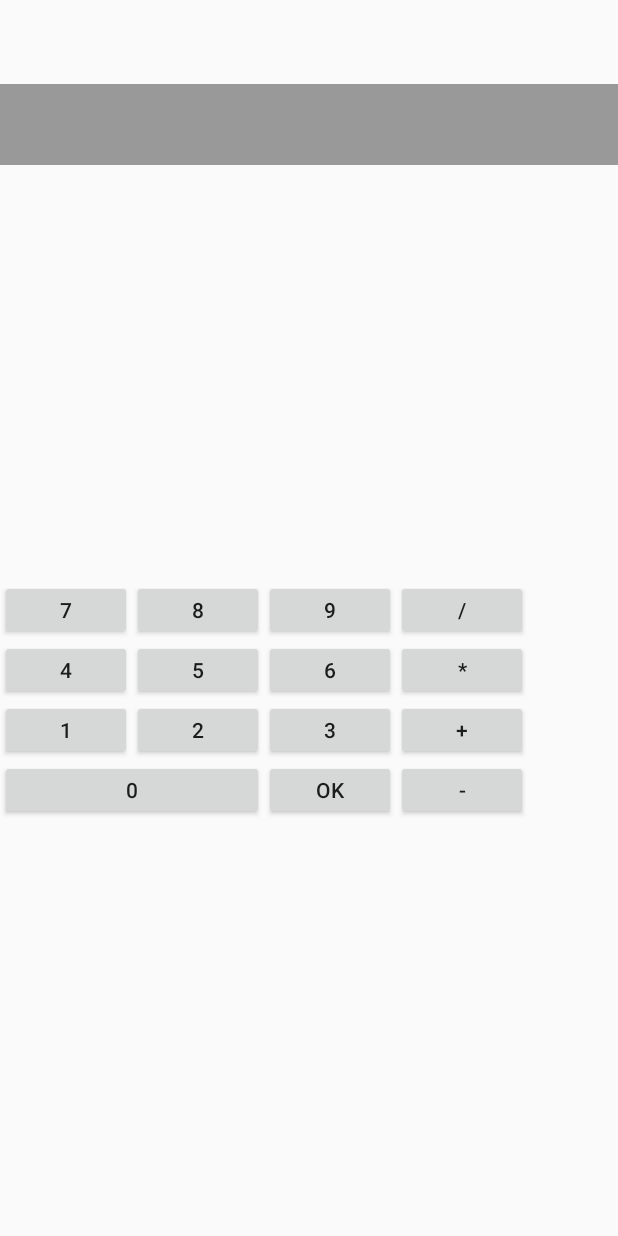
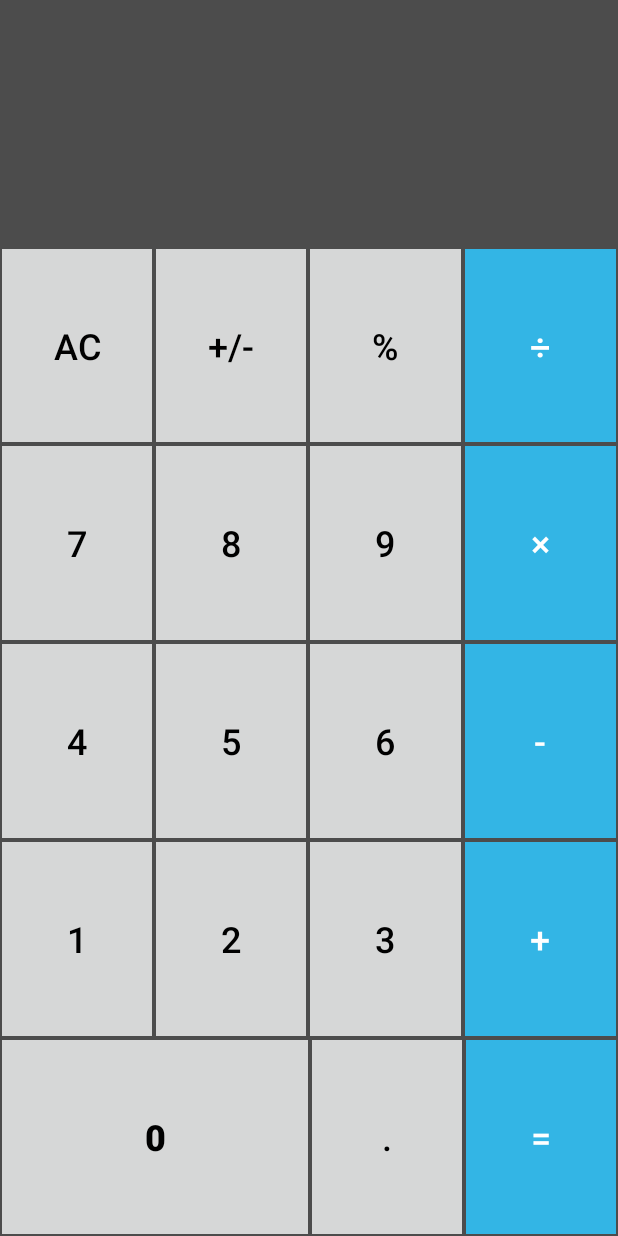
Before and after one commit to itogenta/MoneyControl, an Android app: the layout calculator_layout.xml on its own in the app's theme, with its tools: preview values and no code run, on a phone screen of 412 x 824 dp. Run offline under Robolectric (Android 15) with nearby library versions, the phone set to English and light mode, and no system bars.

Commit message:
電卓の一時的j完成
＝を保存ボタンにしてデータベースに格納する。

```diff
--- a/app/src/main/AndroidManifest.xml
+++ b/app/src/main/AndroidManifest.xml
@@ -16,7 +16,7 @@
                 <category android:name="android.intent.category.LAUNCHER"/>
             </intent-filter>
         </activity>
-        <activity android:name=".Calculator$CaluculaterActivity"></activity>
+        <activity android:name=".Calculator"></activity>
     </application>
 
 </manifest>
--- a/app/src/main/res/layout/calculator_layout.xml
+++ b/app/src/main/res/layout/calculator_layout.xml
@@ -1,174 +1,38 @@
-<?xml version="1.0" encoding="utf-8"?>
+<RelativeLayout
+    xmlns:android="http://schemas.android.com/apk/res/android"
+    xmlns:tools="http://schemas.android.com/tools"
+    android:layout_width="match_parent"
+    android:layout_height="match_parent"
+    tools:context="com.itou.moneycontrol.Calculator">
 
-<LinearLayout xmlns:android="http://schemas.android.com/apk/res/android"
-              android:orientation="vertical"
-              android:layout_width="match_parent"
-              android:layout_height="match_parent"
-              android:weightSum="1">
-
-    <android.support.v7.widget.Toolbar
-        android:id="@+id/toolbar"
-        android:layout_width="match_parent"
-        android:layout_height="wrap_content"
-        android:theme="@style/ThemeOverlay.AppCompat.ActionBar"/>
-
-
-    <TextView
-        android:id="@+id/textView"
-        android:layout_width="fill_parent"
-        android:layout_height="wrap_content"
-        android:background="#999999"
-        android:gravity="right"
-        android:text=""
-        android:textColor="#f39800"
-        android:textSize="40dip"/>
-
-
-    <TableLayout
-        style="?attr/actionBarStyle"
+    <LinearLayout
         android:layout_width="match_parent"
         android:layout_height="match_parent"
-        >
+        android:orientation="vertical">
 
-        <TableRow
-            android:id="@+id/tableRow1"
+        <EditText
+            android:id="@+id/editText"
             android:layout_width="match_parent"
-            android:layout_height="match_parent">
+            android:layout_height="0dp"
+            android:layout_weight="0.2"
+            android:background="#4c4c4c"
+            android:clickable="false"
+            android:cursorVisible="false"
+            android:ems="10"
+            android:focusable="false"
+            android:focusableInTouchMode="false"
+            android:inputType="textPersonName"
+            android:paddingLeft="15dp"
+            android:textColor="@android:color/white"
+            android:textSize="30sp" />
 
-            <Button
-                android:id="@+id/button1"
-                android:layout_width="wrap_content"
-                android:layout_height="40dp"
-                android:text="7"
-                />
+        <include
+            layout="@layout/ten_key"
+            android:layout_width="match_parent"
+            android:layout_height="0dp"
+            android:layout_weight="0.8"
+            tools:layout_editor_absoluteX="8dp"
+            tools:layout_editor_absoluteY="0dp" />
+    </LinearLayout>
 
-            <Button
-                android:id="@+id/button2"
-                android:layout_width="wrap_content"
-                android:layout_height="40dp"
-                android:text="8"
-                />
-
-            <Button
-                android:id="@+id/button3"
-                android:layout_width="wrap_content"
-                android:layout_height="40dp"
-                android:text="9"
-                />
-
-            <Button
-                android:id="@+id/buttonDivi"
-                android:layout_width="wrap_content"
-                android:layout_height="40dp"
-                android:text="/"
-                />
-
-
-        </TableRow>
-
-
-        <TableRow
-            android:id="@+id/tableRow2"
-            style="?attr/actionBarStyle"
-            android:layout_width="match_parent"
-            android:layout_height="match_parent">
-
-            <Button
-                android:id="@+id/button4"
-                android:layout_width="wrap_content"
-                android:layout_height="40dp"
-                android:text="4"
-                />
-
-            <Button
-                android:id="@+id/button5"
-                android:layout_width="wrap_content"
-                android:layout_height="40dp"
-                android:text="5"
-                />
-
-            <Button
-                android:id="@+id/button6"
-                android:layout_width="wrap_content"
-                android:layout_height="40dp"
-                android:text="6"
-                />
-
-            <Button
-                android:id="@+id/buttonMult"
-                android:layout_width="wrap_content"
-                android:layout_height="40dp"
-                android:text="*"
-                />
-        </TableRow>
-
-
-        <TableRow
-            android:id="@+id/tableRow3"
-            style="?attr/actionBarStyle"
-            android:layout_width="match_parent"
-            android:layout_height="match_parent">
-
-            <Button
-                android:id="@+id/button7"
-                android:layout_width="wrap_content"
-                android:layout_height="40dp"
-                android:text="1"
-                />
-
-            <Button
-                android:id="@+id/button8"
-                android:layout_width="wrap_content"
-                android:layout_height="40dp"
-                android:text="2"
-                />
-
-            <Button
-                android:id="@+id/button9"
-                android:layout_width="wrap_content"
-                android:layout_height="40dp"
-                android:text="3"
-                />
-
-            <Button
-                android:id="@+id/buttonPlus"
-                android:layout_width="wrap_content"
-                android:layout_height="40dp"
-                android:text="+"
-                />
-        </TableRow>
-
-        <TableRow
-            android:id="@+id/tableRow4"
-            style="?attr/actionBarStyle"
-            android:layout_width="match_parent"
-            android:layout_height="40dp">
-
-            <Button
-                android:id="@+id/button0"
-                android:layout_width="wrap_content"
-                android:layout_height="40dp"
-                android:layout_span="2"
-                android:text="0"
-                />
-
-            <Button
-                android:id="@+id/buttonOk"
-                android:layout_width="wrap_content"
-                android:layout_height="40dp"
-                android:text="OK"
-                />
-
-            <Button
-                android:id="@+id/buttonMinus"
-                android:layout_width="wrap_content"
-                android:layout_height="40dp"
-                android:layout_column="3"
-                android:text="-"
-                />
-        </TableRow>
-
-
-    </TableLayout>
-
-</LinearLayout>
+</RelativeLayout>
--- /dev/null
+++ b/app/src/main/res/layout/ten_key.xml
@@ -0,0 +1,276 @@
+<?xml version="1.0" encoding="utf-8"?>
+<TableLayout xmlns:android="http://schemas.android.com/apk/res/android"
+             xmlns:tools="http://schemas.android.com/tools"
+             android:layout_width="match_parent"
+             android:layout_height="match_parent"
+             android:background="#4c4c4c">
+
+
+    <TableRow
+        style="?attr/actionBarStyle"
+        android:layout_width="match_parent"
+        android:layout_height="0dp"
+        android:layout_weight="0.15">
+
+        <Button
+            android:id="@+id/button_clear"
+            style="?attr/buttonBarButtonStyle"
+            android:layout_width="0dp"
+            android:layout_height="match_parent"
+            android:layout_margin="1dp"
+            android:layout_weight="0.5"
+            android:background="?android:attr/colorButtonNormal"
+            android:text="AC"
+            android:textColor="@android:color/black"
+            android:textSize="24sp" />
+
+        <Button
+            android:id="@+id/button_add_sub"
+            style="?attr/buttonBarButtonStyle"
+            android:layout_width="0dp"
+            android:layout_height="match_parent"
+            android:layout_margin="1dp"
+            android:layout_weight="0.5"
+            android:background="?android:attr/colorButtonNormal"
+            android:text="+/-"
+            android:textColor="@android:color/black"
+            android:textSize="24sp" />
+
+        <Button
+            android:id="@+id/button_percent"
+            style="?attr/buttonBarButtonStyle"
+            android:layout_width="0dp"
+            android:layout_height="match_parent"
+            android:layout_margin="1dp"
+            android:layout_weight="0.5"
+            android:background="?android:attr/colorButtonNormal"
+            android:text="%"
+            android:textColor="@android:color/black"
+            android:textSize="24sp" />
+
+        <Button
+            android:id="@+id/button_div"
+            style="?attr/buttonBarButtonStyle"
+            android:layout_width="0dp"
+            android:layout_height="match_parent"
+            android:layout_margin="1dp"
+            android:layout_weight="0.5"
+            android:background="@android:color/holo_blue_light"
+            android:text="÷"
+            android:textColor="@android:color/white"
+            android:textSize="24sp"/>
+
+    </TableRow>
+
+    <TableRow
+        style="?attr/actionBarStyle"
+        android:layout_width="match_parent"
+        android:layout_height="0dp"
+        android:layout_weight="0.15">
+
+        <Button
+            android:id="@+id/button_7"
+            style="?attr/buttonBarButtonStyle"
+            android:layout_width="0dp"
+            android:layout_height="match_parent"
+            android:layout_margin="1dp"
+            android:layout_weight="0.5"
+            android:background="?android:attr/colorButtonNormal"
+            android:text="7"
+            android:textColor="@android:color/black"
+            android:textSize="24sp" />
+
+        <Button
+            android:id="@+id/button_8"
+            style="?attr/buttonBarButtonStyle"
+            android:layout_width="0dp"
+            android:layout_height="match_parent"
+            android:layout_margin="1dp"
+            android:layout_weight="0.5"
+            android:background="?android:attr/colorButtonNormal"
+            android:text="8"
+            android:textColor="@android:color/black"
+            android:textSize="24sp" />
+
+        <Button
+            android:id="@+id/button_9"
+            style="?attr/buttonBarButtonStyle"
+            android:layout_width="0dp"
+            android:layout_height="match_parent"
+            android:layout_margin="1dp"
+            android:layout_weight="0.5"
+            android:background="?android:attr/colorButtonNormal"
+            android:text="9"
+            android:textColor="@android:color/black"
+            android:textSize="24sp" />
+
+        <Button
+            android:id="@+id/button_multiply"
+            style="?attr/buttonBarButtonStyle"
+            android:layout_width="0dp"
+            android:layout_height="match_parent"
+            android:layout_margin="1dp"
+            android:layout_weight="0.5"
+            android:background="@android:color/holo_blue_light"
+            android:text="×"
+            android:textColor="@android:color/white"
+            android:textSize="24sp"/>
+
+    </TableRow>
+
+    <TableRow
+        style="?attr/actionBarStyle"
+        android:layout_width="match_parent"
+        android:layout_height="0dp"
+        android:layout_weight="0.15">
+
+        <Button
+            android:id="@+id/button_4"
+            style="?attr/buttonBarButtonStyle"
+            android:layout_width="0dp"
+            android:layout_height="match_parent"
+            android:layout_margin="1dp"
+            android:layout_weight="0.5"
+            android:background="?android:attr/colorButtonNormal"
+            android:text="4"
+            android:textColor="@android:color/black"
+            android:textSize="24sp" />
+
+        <Button
+            android:id="@+id/button_5"
+            style="?attr/buttonBarButtonStyle"
+            android:layout_width="0dp"
+            android:layout_height="match_parent"
+            android:layout_margin="1dp"
+            android:layout_weight="0.5"
+            android:background="?android:attr/colorButtonNormal"
+            android:text="5"
+            android:textColor="@android:color/black"
+            android:textSize="24sp" />
+
+        <Button
+            android:id="@+id/button_6"
+            style="?attr/buttonBarButtonStyle"
+            android:layout_width="0dp"
+            android:layout_height="match_parent"
+            android:layout_margin="1dp"
+            android:layout_weight="0.5"
+            android:background="?android:attr/colorButtonNormal"
+            android:text="6"
+            android:textColor="@android:color/black"
+            android:textSize="24sp" />
+
+        <Button
+            android:id="@+id/button_sub"
+            style="?attr/buttonBarButtonStyle"
+            android:layout_width="0dp"
+            android:layout_height="match_parent"
+            android:layout_margin="1dp"
+            android:layout_weight="0.5"
+            android:background="@android:color/holo_blue_light"
+            android:text="-"
+            android:textColor="@android:color/white"
+            android:textSize="24sp"/>
+
+    </TableRow>
+
+    <TableRow
+        style="?attr/actionBarStyle"
+        android:layout_width="match_parent"
+        android:layout_height="0dp"
+        android:layout_weight="0.15">
+
+        <Button
+            android:id="@+id/button_1"
+            style="?attr/buttonBarButtonStyle"
+            android:layout_width="0dp"
+            android:layout_height="match_parent"
+            android:layout_margin="1dp"
+            android:layout_weight="0.5"
+            android:background="?android:attr/colorButtonNormal"
+            android:text="1"
+            android:textColor="@android:color/black"
+            android:textSize="24sp" />
+
+        <Button
+            android:id="@+id/button_2"
+            style="?attr/buttonBarButtonStyle"
+            android:layout_width="0dp"
+            android:layout_height="match_parent"
+            android:layout_margin="1dp"
+            android:layout_weight="0.5"
+            android:background="?android:attr/colorButtonNormal"
+            android:text="2"
+            android:textColor="@android:color/black"
+            android:textSize="24sp" />
+
+        <Button
+            android:id="@+id/button_3"
+            style="?attr/buttonBarButtonStyle"
+            android:layout_width="0dp"
+            android:layout_height="match_parent"
+            android:layout_margin="1dp"
+            android:layout_weight="0.5"
+            android:background="?android:attr/colorButtonNormal"
+            android:text="3"
+            android:textColor="@android:color/black"
+            android:textSize="24sp" />
+
+        <Button
+            android:id="@+id/button_add"
+            style="?attr/buttonBarButtonStyle"
+            android:layout_width="0dp"
+            android:layout_height="match_parent"
+            android:layout_margin="1dp"
+            android:layout_weight="0.5"
+            android:background="@android:color/holo_blue_light"
+            android:text="+"
+            android:textColor="@android:color/white"
+            android:textSize="24sp"/>
+
+    </TableRow>
+
+    <TableRow
+        style="?attr/actionBarStyle"
+        android:layout_width="match_parent"
+        android:layout_height="0dp"
+        android:layout_weight="0.15">
+
+        <Button
+            android:id="@+id/button_0"
+            style="?attr/buttonBarButtonStyle"
+            android:layout_width="0dp"
+            android:layout_height="match_parent"
+            android:layout_margin="1dp"
+            android:layout_weight="0.505"
+            android:background="?android:attr/colorButtonNormal"
+            android:text="0"
+            android:textColor="@android:color/black"
+            android:textSize="24sp"
+            android:textStyle="bold" />
+
+        <Button
+            android:id="@+id/button_dot"
+            style="?attr/buttonBarButtonStyle"
+            android:layout_width="0dp"
+            android:layout_height="match_parent"
+            android:layout_margin="1dp"
+            android:layout_weight="0.2475"
+            android:background="?android:attr/colorButtonNormal"
+            android:text="."
+            android:textColor="@android:color/black"
+            android:textSize="24sp" />
+
+        <Button
+            android:id="@+id/button_equal"
+            style="?attr/buttonBarButtonStyle"
+            android:layout_width="0dp"
+            android:layout_height="match_parent"
+            android:layout_margin="1dp"
+            android:layout_weight="0.2475"
+            android:background="@android:color/holo_blue_light"
+            android:text="="
+            android:textColor="@android:color/white"
+            android:textSize="24sp"/>
+    </TableRow>
+</TableLayout>
```
Also changed, not shown: app/src/main/java/com/itou/moneycontrol/Calculator.java (+128 -36 lines), app/src/main/java/com/itou/moneycontrol/MainActivity.java (+15 -27 lines), app/src/main/res/layout/activity_main.xml (deleted, +0 -19 lines), app/src/main/res/layout/item_layout.xml (+13 -4 lines).
